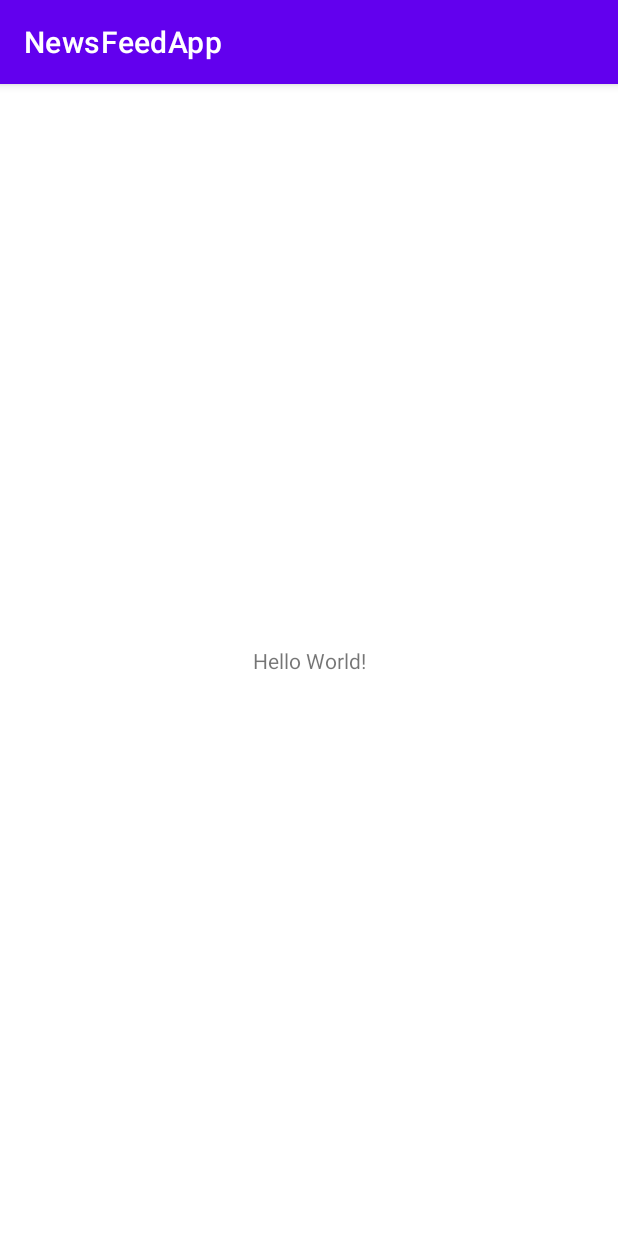
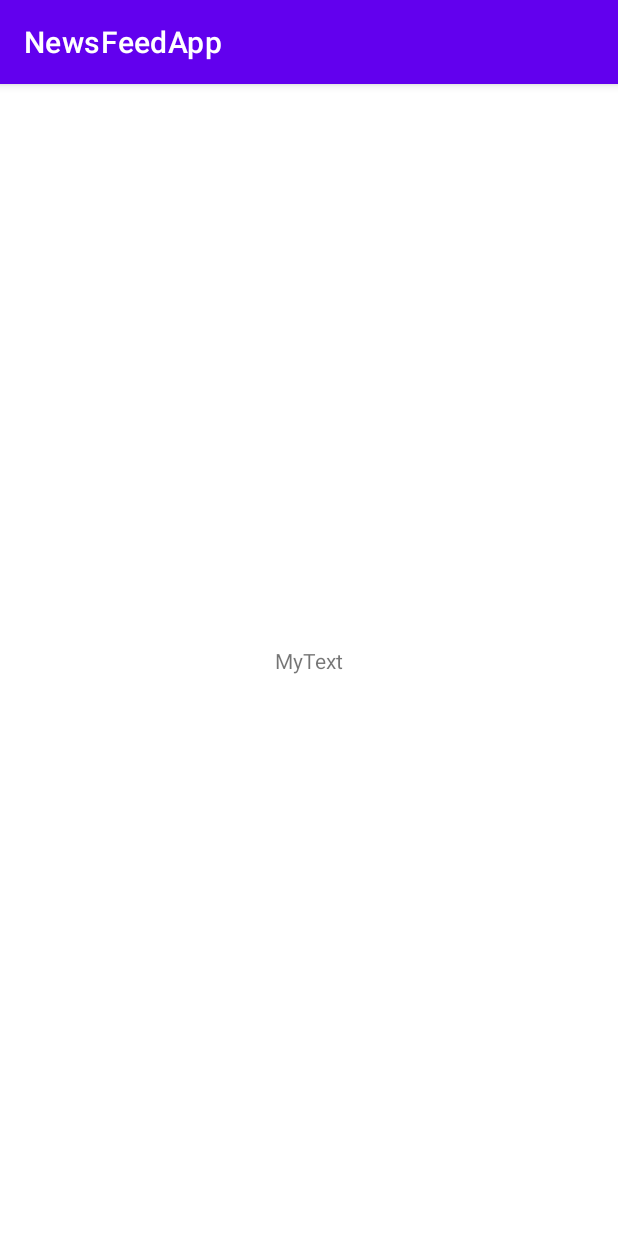
Before and after one commit to sergeykhludenov/NewsFeedApp, an Android app: the screen it shows after launch (MainActivity), on a phone screen of 412 x 824 dp. Run offline under Robolectric (Android 15) with nearby library versions, the phone set to English and light mode, and no system bars.

Commit message:
First lesson code

```diff
--- a/app/src/main/java/com/example/newsfeedapp/MainActivity.kt
+++ b/app/src/main/java/com/example/newsfeedapp/MainActivity.kt
@@ -2,10 +2,12 @@ package com.example.newsfeedapp
 
 import androidx.appcompat.app.AppCompatActivity
 import android.os.Bundle
+import com.example.newsfeedapp.features.main_screen.MainScreenFragment
 
 class MainActivity : AppCompatActivity() {
     override fun onCreate(savedInstanceState: Bundle?) {
         super.onCreate(savedInstanceState)
         setContentView(R.layout.activity_main)
+        supportFragmentManager.beginTransaction().replace(R.id.container,MainScreenFragment()).commit()
     }
 }
--- /dev/null
+++ b/app/src/main/java/com/example/newsfeedapp/features/main_screen/MainScreenFragment.kt
@@ -0,0 +1,21 @@
+package com.example.newsfeedapp.features.main_screen
+
+import android.os.Bundle
+import android.view.LayoutInflater
+import android.view.View
+import android.view.ViewGroup
+import androidx.fragment.app.Fragment
+import com.example.newsfeedapp.R
+import org.koin.androidx.viewmodel.ext.android.viewModel
+
+class MainScreenFragment:Fragment() {
+    private val viewModel by viewModel<MainScreenViewModel>()
+
+    override fun onCreateView(
+        inflater: LayoutInflater,
+        container: ViewGroup?,
+        savedInstanceState: Bundle?
+    ): View? {
+        return inflater.inflate(R.layout.fragment_mainscreen, container, false)
+    }
+}
--- a/app/src/main/res/layout/activity_main.xml
+++ b/app/src/main/res/layout/activity_main.xml
@@ -1,18 +1,8 @@
 <?xml version="1.0" encoding="utf-8"?>
-<androidx.constraintlayout.widget.ConstraintLayout xmlns:android="http://schemas.android.com/apk/res/android"
-    xmlns:app="http://schemas.android.com/apk/res-auto"
+<FrameLayout xmlns:app="http://schemas.android.com/apk/res-auto"
     xmlns:tools="http://schemas.android.com/tools"
+    xmlns:android="http://schemas.android.com/apk/res/android"
+    android:id="@+id/container"
     android:layout_width="match_parent"
     android:layout_height="match_parent"
-    tools:context=".MainActivity">
-
-    <TextView
-        android:layout_width="wrap_content"
-        android:layout_height="wrap_content"
-        android:text="Hello World!"
-        app:layout_constraintBottom_toBottomOf="parent"
-        app:layout_constraintLeft_toLeftOf="parent"
-        app:layout_constraintRight_toRightOf="parent"
-        app:layout_constraintTop_toTopOf="parent" />
-
-</androidx.constraintlayout.widget.ConstraintLayout>
+    tools:context=".MainActivity" />
--- /dev/null
+++ b/app/src/main/res/layout/fragment_mainscreen.xml
@@ -0,0 +1,17 @@
+<?xml version="1.0" encoding="utf-8"?>
+<androidx.constraintlayout.widget.ConstraintLayout xmlns:android="http://schemas.android.com/apk/res/android"
+    xmlns:app="http://schemas.android.com/apk/res-auto"
+    xmlns:tools="http://schemas.android.com/tools"
+    android:layout_width="match_parent"
+    android:layout_height="match_parent">
+
+    <TextView
+        android:id="@+id/textView"
+        android:layout_width="wrap_content"
+        android:layout_height="wrap_content"
+        android:text="MyText"
+        app:layout_constraintBottom_toBottomOf="parent"
+        app:layout_constraintEnd_toEndOf="parent"
+        app:layout_constraintStart_toStartOf="parent"
+        app:layout_constraintTop_toTopOf="parent" />
+</androidx.constraintlayout.widget.ConstraintLayout>
```
Also changed, not shown: app/build.gradle (+32 -0 lines), app/src/main/java/com/example/newsfeedapp/App.kt (added, +19 -0 lines), app/src/main/java/com/example/newsfeedapp/di/module.kt (added, +7 -0 lines), app/src/main/java/com/example/newsfeedapp/features/main_screen/MainScreenViewModel.kt (added, +7 -0 lines), app/src/main/java/com/example/newsfeedapp/features/main_screen/di/module.kt (added, +11 -0 lines).
